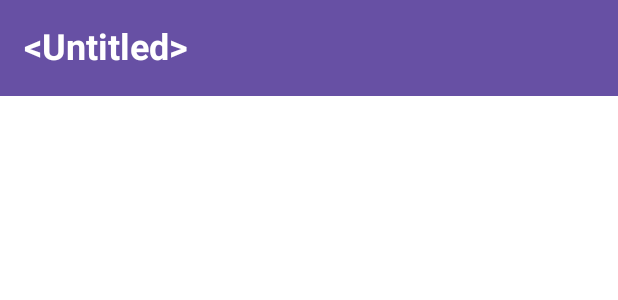
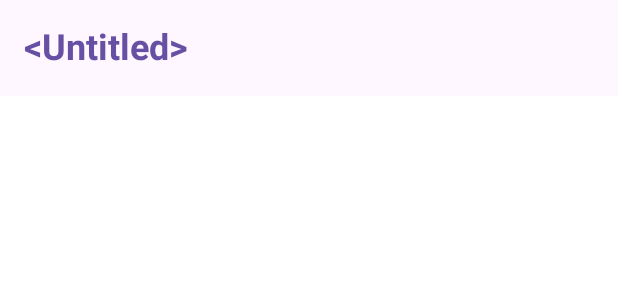
Before and after one commit to jhg3410/Movie, an Android app built with Jetpack Compose: the @Preview function TopAppBarPreview, on a phone screen of 412 x 824 dp. Shown: the top 300 px of the screen. Run offline under Robolectric (Android 15) with nearby library versions, the phone set to English and light mode, and no system bars.

Commit message:
Apply TopAppBar scrollBehavior(enterAlwaysScrollBehavior) Change StatusBar design

```diff
--- a/common-ui/src/main/java/com/jik/common/ui/component/TopAppBar.kt
+++ b/common-ui/src/main/java/com/jik/common/ui/component/TopAppBar.kt
@@ -13,16 +13,21 @@ import com.jik.common.ui.theme.MovieTheme
 fun MovieTopAppBar(
     @StringRes titleRes: Int,
     modifier: Modifier = Modifier,
-    colors: TopAppBarColors = TopAppBarDefaults.topAppBarColors(MaterialTheme.colorScheme.primary)
+    colors: TopAppBarColors = TopAppBarDefaults.topAppBarColors(
+        containerColor = MaterialTheme.colorScheme.background,
+        scrolledContainerColor = MaterialTheme.colorScheme.background
+    ),
+    scrollBehavior: TopAppBarScrollBehavior
 ) {
     TopAppBar(
         title = {
             Text(
                 text = stringResource(id = titleRes),
-                color = MaterialTheme.colorScheme.onPrimary
+                color = MaterialTheme.colorScheme.primary
             )
         },
         colors = colors,
+        scrollBehavior = scrollBehavior,
         modifier = modifier
     )
 }
@@ -35,7 +40,8 @@ private fun TopAppBarPreview() {
         dynamicColor = false
     ) {
         MovieTopAppBar(
-            titleRes = android.R.string.untitled
+            titleRes = android.R.string.untitled,
+            scrollBehavior = TopAppBarDefaults.enterAlwaysScrollBehavior()
         )
     }
 }
--- a/common-ui/src/main/java/com/jik/common/ui/theme/Theme.kt
+++ b/common-ui/src/main/java/com/jik/common/ui/theme/Theme.kt
@@ -95,12 +95,13 @@ fun MovieTheme(
         else -> LightColors
     }
     val view = LocalView.current
-    val window = (view.context as Activity).window
 
     if (!view.isInEditMode) {
+        val window = (view.context as Activity).window
+
         SideEffect {
-            window.statusBarColor = colorScheme.primary.toArgb()
-            window.navigationBarColor = colorScheme.primary.toArgb()
+            window.statusBarColor = colorScheme.background.toArgb()
+            window.navigationBarColor = colorScheme.background.toArgb()
             WindowCompat.getInsetsController(window, view).run {
                 isAppearanceLightStatusBars = darkTheme.not()
                 isAppearanceLightNavigationBars = darkTheme.not()
```
Also changed, not shown: app/src/main/java/com/jik/movie/MainActivity.kt (+6 -11 lines).
